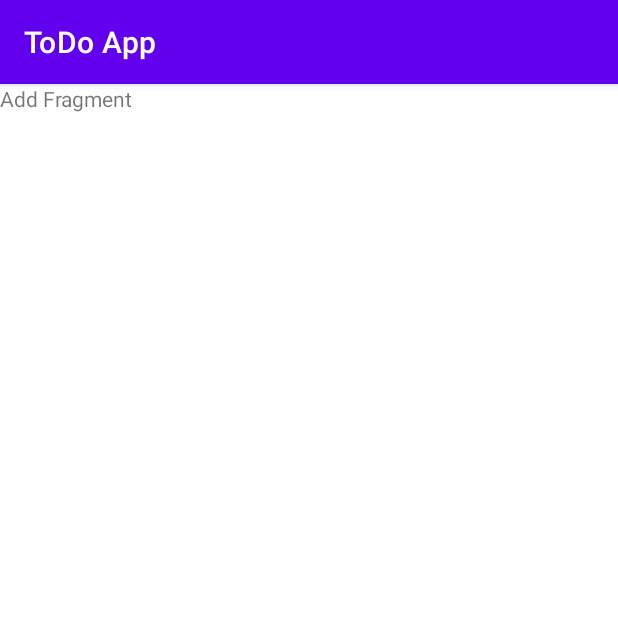
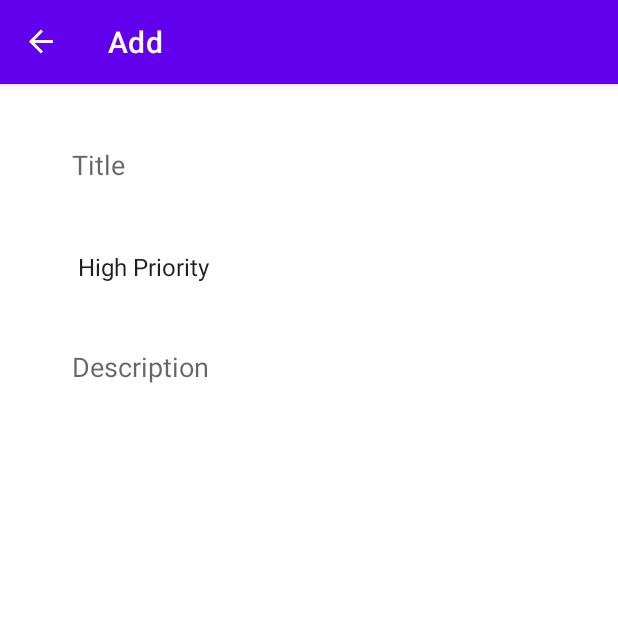
Before and after one commit to Ashish0077/ToDo_App_Android, an Android app: the AddFragment screen opened through its navigation route, on a phone screen of 412 x 824 dp, the top half of it. Run offline under Robolectric (Android 15) with nearby library versions, the phone set to English and light mode, and no system bars; our stand-ins replace navigation-ui.

Commit message:
AddFragment layout design -actionBar setup with navController -ListFragment attached a onClickListener to floatingActionButton -nav graph labels updated
Signed-off-by: Ashish Arora <ashish007722@gmail.com>

```diff
--- a/app/src/main/java/com/example/todoapp/MainActivity.kt
+++ b/app/src/main/java/com/example/todoapp/MainActivity.kt
@@ -2,10 +2,17 @@ package com.example.todoapp
 
 import androidx.appcompat.app.AppCompatActivity
 import android.os.Bundle
+import androidx.navigation.findNavController
+import androidx.navigation.ui.setupActionBarWithNavController
 
 class MainActivity : AppCompatActivity() {
     override fun onCreate(savedInstanceState: Bundle?) {
         super.onCreate(savedInstanceState)
         setContentView(R.layout.activity_main)
+        setupActionBarWithNavController(findNavController(R.id.nav_host_fragment))
+    }
+
+    override fun onSupportNavigateUp(): Boolean {
+        return findNavController(R.id.nav_host_fragment).navigateUp() || super.onSupportNavigateUp()
     }
 }
--- a/app/src/main/java/com/example/todoapp/fragments/list/ListFragment.kt
+++ b/app/src/main/java/com/example/todoapp/fragments/list/ListFragment.kt
@@ -5,12 +5,19 @@ import androidx.fragment.app.Fragment
 import android.view.LayoutInflater
 import android.view.View
 import android.view.ViewGroup
+import androidx.navigation.fragment.findNavController
 import com.example.todoapp.R
+import com.google.android.material.floatingactionbutton.FloatingActionButton
 
 class ListFragment : Fragment() {
     override fun onCreateView(inflater: LayoutInflater, container: ViewGroup?,
                               savedInstanceState: Bundle?): View? {
-        // Inflate the layout for this fragment
-        return inflater.inflate(R.layout.fragment_list, container, false)
+
+        val view = inflater.inflate(R.layout.fragment_list, container, false)
+        view.findViewById<FloatingActionButton>(R.id.floatingActionButton)
+                .setOnClickListener {
+                    findNavController().navigate(R.id.action_listFragment_to_addFragment)
+                }
+        return view;
     }
 }
--- a/app/src/main/res/layout/fragment_add.xml
+++ b/app/src/main/res/layout/fragment_add.xml
@@ -1,14 +1,55 @@
 <?xml version="1.0" encoding="utf-8"?>
-<FrameLayout xmlns:android="http://schemas.android.com/apk/res/android"
+<androidx.constraintlayout.widget.ConstraintLayout xmlns:android="http://schemas.android.com/apk/res/android"
+    xmlns:app="http://schemas.android.com/apk/res-auto"
     xmlns:tools="http://schemas.android.com/tools"
     android:layout_width="match_parent"
     android:layout_height="match_parent"
+    android:padding="24dp"
     tools:context=".fragments.add.AddFragment">
 
-    <!-- TODO: Update blank fragment layout -->
-    <TextView
-        android:layout_width="match_parent"
-        android:layout_height="match_parent"
-        android:text="Add Fragment" />
+    <EditText
+        android:id="@+id/title_et"
+        android:layout_width="0dp"
+        android:layout_height="60dp"
+        android:ems="10"
+        android:paddingStart="24dp"
+        android:paddingEnd="24dp"
+        android:background="@android:color/transparent"
+        android:inputType="textPersonName"
+        android:hint="@string/title"
+        app:layout_constraintEnd_toEndOf="parent"
+        app:layout_constraintStart_toStartOf="parent"
+        app:layout_constraintTop_toTopOf="parent" />
 
-</FrameLayout>
+    <Spinner
+        android:id="@+id/priorities_spinner"
+        android:layout_width="0dp"
+        android:layout_height="60dp"
+        android:layout_marginTop="8dp"
+        android:paddingStart="20dp"
+        android:paddingEnd="20dp"
+        android:entries="@array/priorities"
+        android:background="@android:color/transparent"
+        app:layout_constraintEnd_toEndOf="parent"
+        app:layout_constraintStart_toStartOf="parent"
+        app:layout_constraintTop_toBottomOf="@+id/title_et" />
+
+    <EditText
+        android:id="@+id/description_et"
+        android:layout_width="0dp"
+        android:layout_height="0dp"
+        android:ems="10"
+        android:layout_marginTop="8dp"
+        android:paddingStart="24dp"
+        android:paddingTop="16dp"
+        android:paddingEnd="24dp"
+        android:gravity="start|top"
+        android:inputType="textMultiLine"
+        android:background="@android:color/transparent"
+        android:hint="@string/description"
+        app:layout_constraintBottom_toBottomOf="parent"
+        app:layout_constraintEnd_toEndOf="parent"
+        app:layout_constraintStart_toStartOf="parent"
+        app:layout_constraintTop_toBottomOf="@+id/priorities_spinner" />
+
+</androidx.constraintlayout.widget.ConstraintLayout>
--- a/app/src/main/res/navigation/my_nav.xml
+++ b/app/src/main/res/navigation/my_nav.xml
@@ -8,7 +8,7 @@
     <fragment
         android:id="@+id/listFragment"
         android:name="com.example.todoapp.fragments.list.ListFragment"
-        android:label="fragment_list"
+        android:label="ToDo List"
         tools:layout="@layout/fragment_list" >
         <action
             android:id="@+id/action_listFragment_to_addFragment"
@@ -20,7 +20,7 @@
     <fragment
         android:id="@+id/addFragment"
         android:name="com.example.todoapp.fragments.add.AddFragment"
-        android:label="fragment_add"
+        android:label="Add"
         tools:layout="@layout/fragment_add" >
         <action
             android:id="@+id/action_addFragment_to_listFragment"
@@ -29,7 +29,7 @@
     <fragment
         android:id="@+id/updateFragment"
         android:name="com.example.todoapp.fragments.update.UpdateFragment"
-        android:label="fragment_update"
+        android:label="Update"
         tools:layout="@layout/fragment_update" >
         <action
             android:id="@+id/action_updateFragment_to_listFragment"
--- a/app/src/main/res/values/strings.xml
+++ b/app/src/main/res/values/strings.xml
@@ -1,4 +1,12 @@
 <resources>
     <string name="app_name">ToDo App</string>
     <string name="no_data">No Data</string>
+    <string name="title">Title</string>
+    <string name="description">Description</string>
+
+    <string-array name="priorities">
+        <item>High Priority</item>
+        <item>Medium Priority</item>
+        <item>Low Priority</item>
+    </string-array>
 </resources>
```
